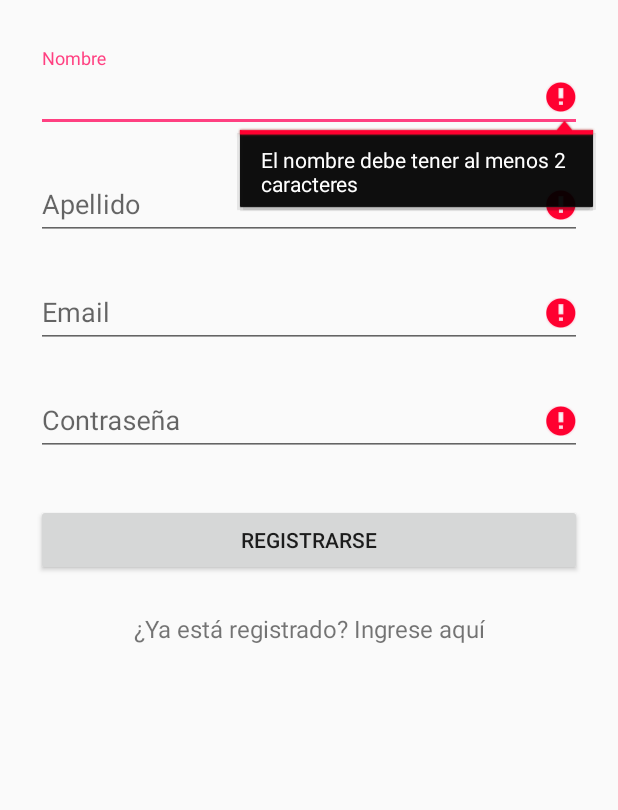
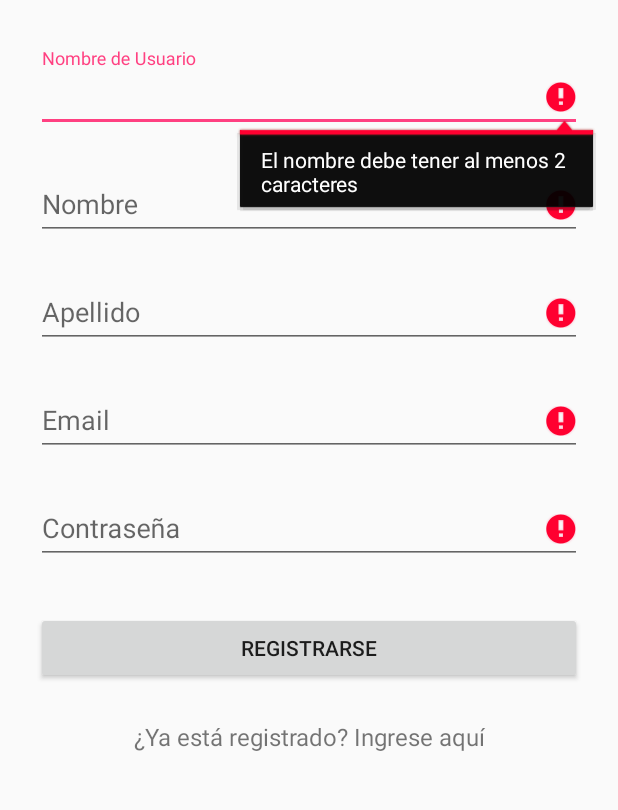
Before and after one commit to lautarodelosheros/taller2-2018-2C-grupo5-android-client, an Android app: the RegistrarseActivity screen opened directly, with no data from a screen before it, after a tap on "REGISTRARSE", on a phone screen of 412 x 824 dp, the part 276-1086 px from its top. Run offline under Robolectric (Android 15) with nearby library versions, the phone set to English and light mode, and no system bars.

Commit message:
Login y signup andando

```diff
--- a/app/src/main/java/taller2_2018_2c_grupo5/comprame/actividades/RegistrarseActivity.java
+++ b/app/src/main/java/taller2_2018_2c_grupo5/comprame/actividades/RegistrarseActivity.java
@@ -10,11 +10,21 @@ import android.widget.EditText;
 import android.widget.TextView;
 import android.widget.Toast;
 
+import org.json.JSONObject;
+
+import java.util.HashMap;
+import java.util.Map;
+
 import taller2_2018_2c_grupo5.comprame.R;
+import taller2_2018_2c_grupo5.comprame.dominio.Usuario;
+import taller2_2018_2c_grupo5.comprame.servicios.RequestSender;
+import taller2_2018_2c_grupo5.comprame.servicios.ResponseListener;
+import taller2_2018_2c_grupo5.comprame.servicios.listeners.RegistrarseListener;
 
 public class RegistrarseActivity extends AppCompatActivity {
     private static final String TAG = "RegistrarseActivity";
 
+    private EditText campo_nombreUsuario;
     private EditText campo_nombre;
     private EditText campo_apellido;
     private EditText campo_email;
@@ -63,17 +73,19 @@ public class RegistrarseActivity extends AppCompatActivity {
         progressDialog.setMessage("Registrando nuevo Usuario...");
         progressDialog.show();
 
+        campo_nombreUsuario = findViewById(R.id.input_userName);
         campo_nombre = findViewById(R.id.input_name);
         campo_apellido = findViewById(R.id.input_apellido);
         campo_email = findViewById(R.id.input_email);
         campo_password = findViewById(R.id.input_password);
 
-        String name = campo_nombre.getText().toString();
+        String nombreUsuario = campo_nombreUsuario.getText().toString();
+        String nombre = campo_nombre.getText().toString();
         String apellido = campo_apellido.getText().toString();
         String email = campo_email.getText().toString();
         String password = campo_password.getText().toString();
 
-        // TODO: Registrar en el server
+        registrarUsuario(new Usuario(nombreUsuario, nombre, apellido, password, email));
 
         new android.os.Handler().postDelayed(
                 new Runnable() {
@@ -91,7 +103,7 @@ public class RegistrarseActivity extends AppCompatActivity {
     private void onSignupSuccess() {
         boton_registrarse.setEnabled(true);
         setResult(RESULT_OK, null);
-        finish();
+        //finish();
     }
 
     private void onSignupFailed() {
@@ -103,17 +115,26 @@ public class RegistrarseActivity extends AppCompatActivity {
     private boolean validate() {
         boolean valid = true;
 
+        campo_nombreUsuario = findViewById(R.id.input_userName);
         campo_nombre = findViewById(R.id.input_name);
         campo_apellido = findViewById(R.id.input_apellido);
         campo_email = findViewById(R.id.input_email);
         campo_password = findViewById(R.id.input_password);
 
-        String name = campo_nombre.getText().toString();
+        String nombreUsuario = campo_nombreUsuario.getText().toString();
+        String nombre = campo_nombre.getText().toString();
         String apellido = campo_apellido.getText().toString();
         String email = campo_email.getText().toString();
         String password = campo_password.getText().toString();
 
-        if (name.isEmpty() || name.length() < 2) {
+        if (nombreUsuario.isEmpty() || nombreUsuario.length() < 2) {
+            campo_nombreUsuario.setError(getString(R.string.nombre_error));
+            valid = false;
+        } else {
+            campo_nombreUsuario.setError(null);
+        }
+
+        if (nombre.isEmpty() || nombre.length() < 2) {
             campo_nombre.setError(getString(R.string.nombre_error));
             valid = false;
         } else {
@@ -143,4 +164,23 @@ public class RegistrarseActivity extends AppCompatActivity {
 
         return valid;
     }
+
+    private void registrarUsuario(Usuario usuario) {
+        Map<String,String> parametros;
+        parametros = new HashMap<>();
+        RequestSender requestSender = new RequestSender(this);
+        parametros.put("name", usuario.getNombreUsuario());
+        parametros.put("firstname", usuario.getNombre());
+        parametros.put("lastname", usuario.getApellido());
+        parametros.put("password", usuario.getPassword());
+        parametros.put("email", usuario.getEmail());
+
+        JSONObject jsonObject = new JSONObject(parametros);
+
+        String url = getString(R.string.urlAppServer) + "users/signup";
+
+        ResponseListener listener = new RegistrarseListener(this);
+
+        requestSender.doPost(listener, url, jsonObject);
+    }
 }
--- a/app/src/main/res/layout/activity_login.xml
+++ b/app/src/main/res/layout/activity_login.xml
@@ -18,17 +18,17 @@
             android:layout_marginBottom="24dp"
             android:layout_gravity="center_horizontal" />
 
-        <!-- Email Label -->
+        <!-- User Name Label -->
         <android.support.design.widget.TextInputLayout
             android:layout_width="match_parent"
             android:layout_height="wrap_content"
             android:layout_marginTop="8dp"
             android:layout_marginBottom="8dp">
-            <EditText android:id="@+id/input_email"
+            <EditText android:id="@+id/input_userName"
                 android:layout_width="match_parent"
                 android:layout_height="wrap_content"
                 android:inputType="textEmailAddress"
-                android:hint="@string/email_hint" />
+                android:hint="@string/userName_hint" />
         </android.support.design.widget.TextInputLayout>
 
         <!-- Password Label -->
--- a/app/src/main/res/layout/activity_registrarse.xml
+++ b/app/src/main/res/layout/activity_registrarse.xml
@@ -19,6 +19,19 @@
             android:layout_height="72dp"
             android:layout_marginBottom="24dp"
             android:layout_gravity="center_horizontal" />
+
+        <!--  Nombre Usuario -->
+        <android.support.design.widget.TextInputLayout
+            android:layout_width="match_parent"
+            android:layout_height="wrap_content"
+            android:layout_marginTop="8dp"
+            android:layout_marginBottom="8dp">
+            <EditText android:id="@+id/input_userName"
+                android:layout_width="match_parent"
+                android:layout_height="wrap_content"
+                android:inputType="textCapWords"
+                android:hint="@string/userName_hint" />
+        </android.support.design.widget.TextInputLayout>
 
         <!--  Nombre -->
         <android.support.design.widget.TextInputLayout
--- a/app/src/main/res/values/strings.xml
+++ b/app/src/main/res/values/strings.xml
@@ -1,6 +1,6 @@
 <resources>
     <string name="app_name">Comprame</string>
-    <string name="urlAppServer">http://192.168.0.15:5000/</string>
+    <string name="urlAppServer">http://grupo5-application-server.herokuapp.com/</string>
     <string name="action_settings">Settings</string>
     <string name="logo_desc">Logo</string>
     <string name="email_hint">Email</string>
@@ -15,4 +15,5 @@
     <string name="nombre_error">El nombre debe tener al menos 2 caracteres</string>
     <string name="apellido_hint">Apellido</string>
     <string name="apellido_error">El apellido debe tener al menos 2 caracteres</string>
+    <string name="userName_hint">Nombre de Usuario</string>
 </resources>
```
Also changed, not shown: app/src/main/java/taller2_2018_2c_grupo5/comprame/actividades/LoginActivity.java (+33 -10 lines), app/src/main/java/taller2_2018_2c_grupo5/comprame/actividades/MainActivity.java (+0 -46 lines), app/src/main/java/taller2_2018_2c_grupo5/comprame/dominio/Usuario.java (+3 -4 lines), app/src/main/java/taller2_2018_2c_grupo5/comprame/servicios/listeners/LoginListener.java (added, +39 -0 lines).
